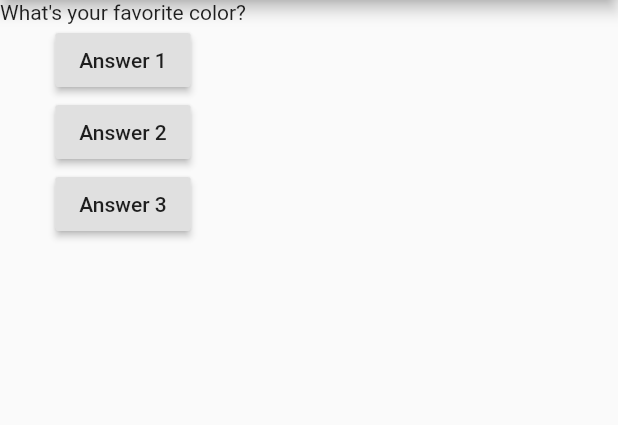
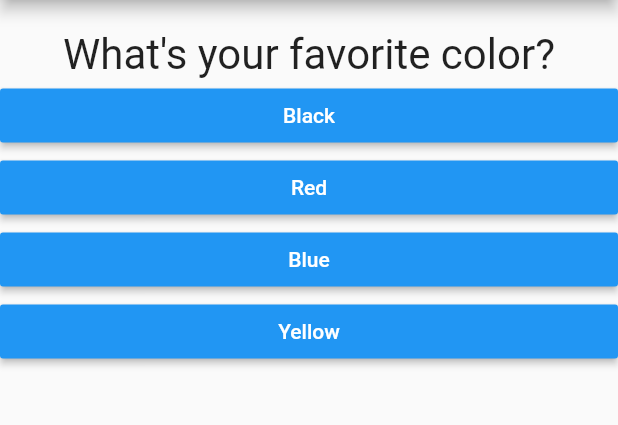
Before and after one commit to arwyne/quiz-app, a Flutter app: the screen it shows after launch, on a phone screen of 412 x 824 dp, the part 84-509 px from its top. Run offline on Flutter 3.47's test engine with Material 2 defaults, Android fonts, the phone set to English and light mode, and no system bars.

```diff
--- /dev/null
+++ b/lib/answer.dart
@@ -0,0 +1,21 @@
+import 'package:flutter/material.dart';
+
+class Answer extends StatelessWidget {
+  final Function selectHandler;
+  final String answerText;
+
+  Answer(this.selectHandler, this.answerText);
+
+  @override
+  Widget build(BuildContext context) {
+    return Container(
+      width: double.infinity,
+      child: RaisedButton(
+        color: Colors.blue,
+        textColor: Colors.white,
+        child: Text(answerText),
+        onPressed: selectHandler,
+      ),
+    );
+  }
+}
--- a/lib/main.dart
+++ b/lib/main.dart
@@ -1,6 +1,7 @@
 import "package:flutter/material.dart";
 
-import "./question.dart";
+import "./quiz.dart";
+import "./result.dart";
 
 void main() => runApp(MyApp());
 
@@ -10,6 +11,21 @@ class MyApp extends StatefulWidget {
 }
 
 class _MyAppState extends State<MyApp> {
+  final _questions = const [
+    {
+      "questionText": "What's your favorite color?",
+      "answers": ["Black", "Red", "Blue", "Yellow"]
+    },
+    {
+      "questionText": "What's your favorite animal?",
+      "answers": ["Dog", "Cat", "Snake", "Rabbit"]
+    },
+    {
+      "questionText": "What's your favorite instructor?",
+      "answers": ["Max1", "Max2", "Max3", "Max4"]
+    }
+  ];
+
   var _questionIndex = 0;
 
   void _answerQuestion() {
@@ -17,40 +33,27 @@ class _MyAppState extends State<MyApp> {
       _questionIndex = _questionIndex + 1;
     });
     print(_questionIndex);
+
+    if (_questionIndex < _questions.length) {
+      print("We have more questions!");
+    } else {
+      print("No more questions");
+    }
   }
 
   @override
   Widget build(BuildContext context) {
-    var questions = [
-      "What's your favorite color?",
-      "What's your favorite animal?",
-    ];
     return MaterialApp(
       home: Scaffold(
         appBar: AppBar(
           title: Text("My Firs App"),
         ),
-        body: Column(
-          children: <Widget>[
-            Question(
-              questions[_questionIndex],
-            ),
-            RaisedButton(
-              child: Text("Answer 1"),
-              onPressed: _answerQuestion,
-            ),
-            RaisedButton(
-              child: Text("Answer 2"),
-              onPressed: () => print("Answer 2 chosen!"),
-            ),
-            RaisedButton(
-              child: Text("Answer 3"),
-              onPressed: () {
-                print("Answer 3 chosen");
-              },
-            ),
-          ],
-        ),
+        body: _questionIndex < _questions.length
+            ? Quiz(
+                answerQuestion: _answerQuestion,
+                questions: _questions,
+                questionIndex: _questionIndex)
+            : Result(),
       ),
     );
   }
--- a/lib/question.dart
+++ b/lib/question.dart
@@ -7,6 +7,14 @@ class Question extends StatelessWidget {
 
   @override
   Widget build(BuildContext context) {
-    return Text(questionText);
+    return Container(
+      width: double.infinity,
+      margin: EdgeInsets.only(top: 20),
+      child: Text(
+        questionText,
+        style: TextStyle(fontSize: 28),
+        textAlign: TextAlign.center,
+      ),
+    );
   }
 }
--- /dev/null
+++ b/lib/quiz.dart
@@ -0,0 +1,29 @@
+import 'package:flutter/material.dart';
+
+import "./question.dart";
+import "./answer.dart";
+
+class Quiz extends StatelessWidget {
+  final List<Map<String, Object>> questions;
+  final int questionIndex;
+  final Function answerQuestion;
+
+  Quiz(
+      {@required this.questions,
+      @required this.answerQuestion,
+      @required this.questionIndex});
+
+  @override
+  Widget build(BuildContext context) {
+    return Column(
+      children: <Widget>[
+        Question(
+          questions[questionIndex]["questionText"],
+        ),
+        ...(questions[questionIndex]["answers"] as List<String>).map((answer) {
+          return Answer(answerQuestion, answer);
+        }).toList()
+      ],
+    );
+  }
+}
--- /dev/null
+++ b/lib/result.dart
@@ -0,0 +1,8 @@
+import 'package:flutter/material.dart';
+
+class Result extends StatelessWidget {
+  @override
+  Widget build(BuildContext context) {
+    return Center(child: Text("You did it!"));
+  }
+}
```
